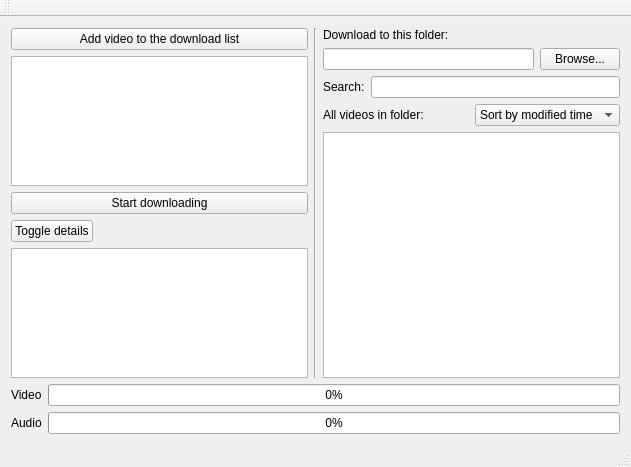
Old version of the form mainwindow.ui in the repository doublejim/QYoutubeDownloader.
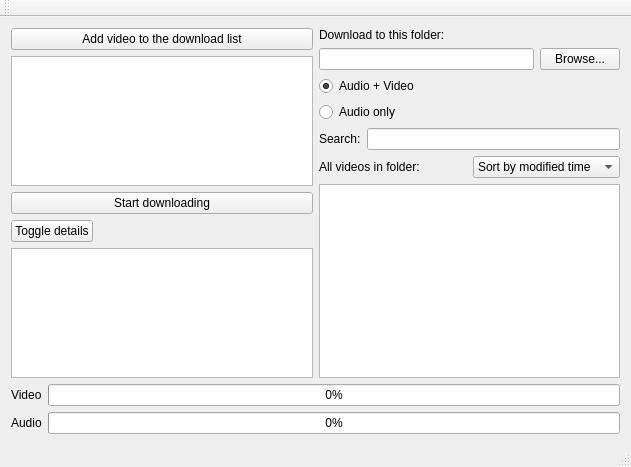
New version of the form.

Commit message: New feature: Option to only download audio.

What changed in the file:
```diff
--- a/mainwindow.ui
+++ b/mainwindow.ui
@@ -17,12 +17,6 @@
    <layout class="QVBoxLayout" name="verticalLayout_5">
     <item>
      <layout class="QHBoxLayout" name="horizontalLayout_4">
-      <property name="spacing">
-       <number>6</number>
-      </property>
-      <property name="sizeConstraint">
-       <enum>QLayout::SetMinimumSize</enum>
-      </property>
       <item>
        <layout class="QVBoxLayout" name="verticalLayout_4">
         <item>
@@ -72,22 +66,6 @@
         </item>
        </layout>
       </item>
-      <item>
-       <widget class="Line" name="line">
-        <property name="sizePolicy">
-         <sizepolicy hsizetype="Fixed" vsizetype="Minimum">
-          <horstretch>0</horstretch>
-          <verstretch>0</verstretch>
-         </sizepolicy>
-        </property>
-        <property name="autoFillBackground">
-         <bool>false</bool>
-        </property>
-        <property name="orientation">
-         <enum>Qt::Vertical</enum>
-        </property>
-       </widget>
-      </item>
       <item>
        <layout class="QVBoxLayout" name="verticalLayout_2">
         <item>
@@ -111,6 +89,26 @@
           </item>
          </layout>
         </item>
+        <item>
+         <widget class="QRadioButton" name="radioButton">
+          <property name="text">
+           <string>Audio + Video</string>
+          </property>
+          <property name="checked">
+           <bool>true</bool>
+          </property>
+         </widget>
+        </item>
+        <item>
+         <widget class="QRadioButton" name="radioButton_2">
+          <property name="text">
+           <string>Audio only</string>
+          </property>
+          <property name="checked">
+           <bool>false</bool>
+          </property>
+         </widget>
+        </item>
         <item>
          <layout class="QHBoxLayout" name="horizontalLayout">
           <item>
@@ -151,16 +149,7 @@
          </layout>
         </item>
         <item>
-         <widget class="QListWidget" name="listWidget">
-          <property name="font">
-           <font>
-            <italic>false</italic>
-           </font>
-          </property>
-          <property name="styleSheet">
-           <string notr="true"/>
-          </property>
-         </widget>
+         <widget class="QListWidget" name="listWidget"/>
         </item>
        </layout>
       </item>
```
Left out of the diff: 4 changed lines with no effect on the pictures. The commit also changes 1 other file.
